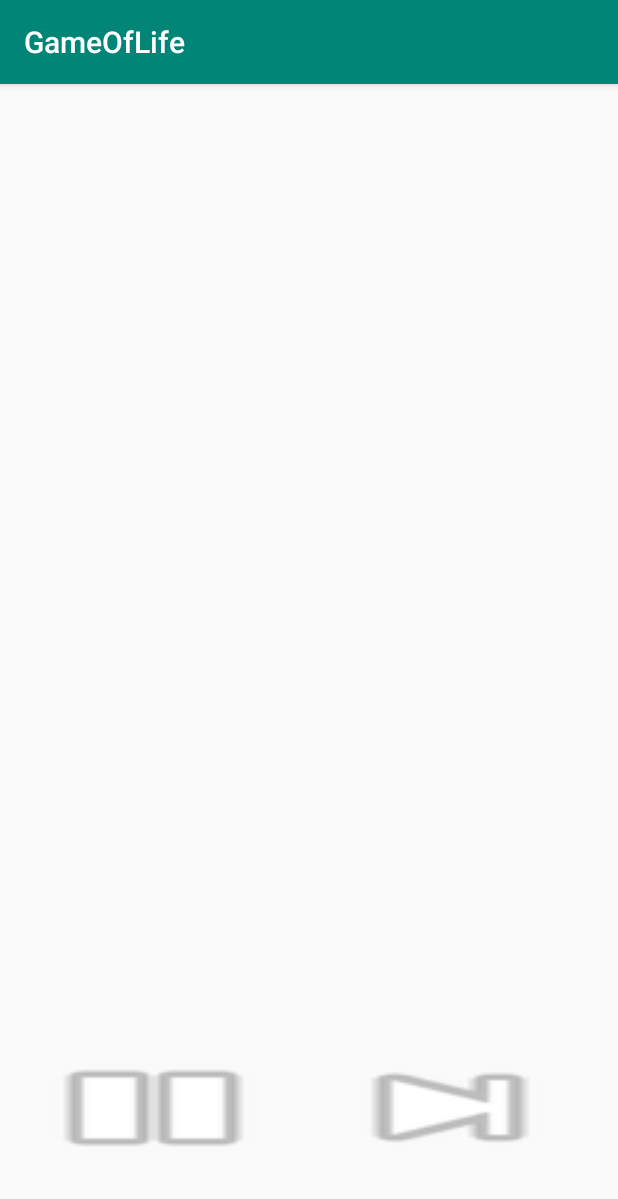
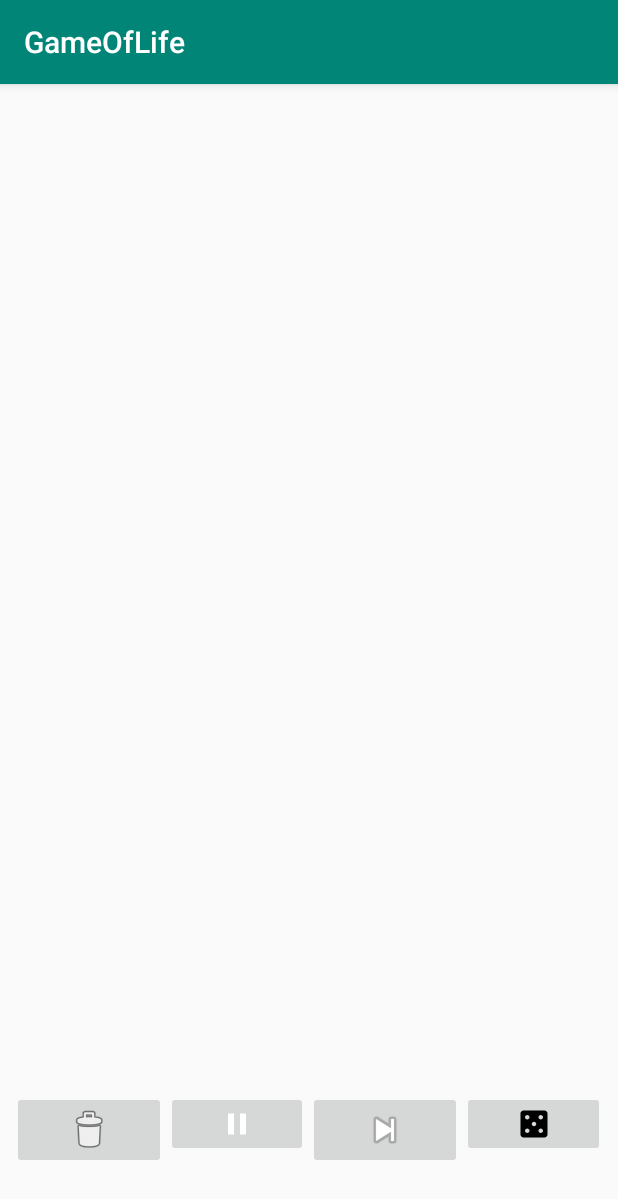
Before and after one commit to sejudav20/GameLivesGameOfLife, an Android app: the screen it shows after launch (MainActivity), after a tap on an icon or button, on a phone screen of 412 x 824 dp. Shown: the top 1199 px of the screen. Run offline under Robolectric (Android 15) with nearby library versions, the phone set to English and light mode, and no system bars; 1 statement that could not run was skipped; 2 other taps on this screen came first.

Commit message:
Added buttons

```diff
--- a/GameOfLife/app/src/main/java/com/example/gameoflife/MainActivity.java
+++ b/GameOfLife/app/src/main/java/com/example/gameoflife/MainActivity.java
@@ -5,16 +5,25 @@ import androidx.recyclerview.widget.RecyclerView;
 
 import android.graphics.Color;
 import android.graphics.drawable.ColorDrawable;
+import android.os.AsyncTask;
 import android.os.Bundle;
 import android.view.View;
 import android.widget.Button;
 import android.widget.GridLayout;
+import android.widget.ImageButton;
+
+import java.util.Random;
 
 public class MainActivity extends AppCompatActivity {
     static RecyclerViewAdapter rva;
-    boolean[][] data = new boolean[100][100];
+    boolean[][] data = new boolean[20][30];
 
-    public static void generationChange(boolean[][] arr) {
+    public static class generationalChange extends AsyncTask<boolean[][], Void, Void> {
+
+
+        @Override
+        protected Void doInBackground(boolean[][]... booleans) {
+            boolean[][] arr = booleans[0];
             for (int i = 0; i < arr.length; i++) {
                 for (int e = 0; e < arr[i].length; e++) {
                     int neighbors = numNeighbors(arr, i, e);
@@ -39,7 +48,11 @@ public class MainActivity extends AppCompatActivity {
             }
             rva.notifyDataSetChanged();
 
+
+            return null;
         }
+    }
+
 
     public static int numNeighbors(boolean[][] arr, int row, int column) {
         int count = 0;
@@ -126,30 +139,70 @@ public class MainActivity extends AppCompatActivity {
         RecyclerView rv = findViewById(R.id.recyclerView);
         rva = new RecyclerViewAdapter(data);
         rv.setAdapter(rva);
-        Button pause = findViewById(R.id.pause);
-        Button next = findViewById(R.id.next);
-        next.setOnClickListener(new View.OnClickListener() {
+        final ImageButton pause = findViewById(R.id.pause);
+        final ImageButton next = findViewById(R.id.next);
+        final ImageButton clear = findViewById(R.id.clear);
+        clear.setOnClickListener(new View.OnClickListener() {
             @Override
             public void onClick(View view) {
-                generationChange(data);
+                for (boolean[] b : data) {
+                    for (boolean bo : b) {
+                        bo = false;
+
+
+                    }
+
+
+                }
             }
         });
-        pause.setOnClickListener(new View.OnClickListener() {
+        final ImageButton random = findViewById(R.id.randomized);
+        random.setOnClickListener(new View.OnClickListener() {
             @Override
             public void onClick(View view) {
+                for (boolean[] b : data) {
+                    for (boolean bo : b) {
+                        Random rand = new Random();
+                        if (rand.nextInt(10) < 3) {
+                            bo = true;
+                        } else {
+                            bo = false;
+                        }
+
+
+                    }
+
+
+                }
+            }
+
+    });
+        next.setOnClickListener(new View.OnClickListener(){
+        @Override
+        public void onClick (View view){
+        new generationalChange().execute(data);
+    }
+    });
+        pause.setOnClickListener(new View.OnClickListener()
+
+    {
+        @Override
+        public void onClick (View view){
         if (play) {
             play = false;
+            pause.setImageDrawable(getDrawable(R.drawable.ic_play_arrow_black_24dp));
+
         } else {
             play = true;
+            pause.setImageDrawable(getDrawable(R.drawable.ic_pause_black_24dp));
+
+
         }
     }
     });
 
 
+}
 
 
 }
-
-
-
-}
--- /dev/null
+++ b/GameOfLife/app/src/main/res/drawable/ic_24px.xml
@@ -0,0 +1,9 @@
+<vector xmlns:android="http://schemas.android.com/apk/res/android"
+    android:width="24dp"
+    android:height="24dp"
+    android:viewportWidth="24"
+    android:viewportHeight="24">
+  <path
+      android:fillColor="#FF000000"
+      android:pathData="M19,3L5,3c-1.1,0 -2,0.9 -2,2v14c0,1.1 0.9,2 2,2h14c1.1,0 2,-0.9 2,-2L21,5c0,-1.1 -0.9,-2 -2,-2zM7.5,18c-0.83,0 -1.5,-0.67 -1.5,-1.5S6.67,15 7.5,15s1.5,0.67 1.5,1.5S8.33,18 7.5,18zM7.5,9C6.67,9 6,8.33 6,7.5S6.67,6 7.5,6 9,6.67 9,7.5 8.33,9 7.5,9zM12,13.5c-0.83,0 -1.5,-0.67 -1.5,-1.5s0.67,-1.5 1.5,-1.5 1.5,0.67 1.5,1.5 -0.67,1.5 -1.5,1.5zM16.5,18c-0.83,0 -1.5,-0.67 -1.5,-1.5s0.67,-1.5 1.5,-1.5 1.5,0.67 1.5,1.5 -0.67,1.5 -1.5,1.5zM16.5,9c-0.83,0 -1.5,-0.67 -1.5,-1.5S15.67,6 16.5,6s1.5,0.67 1.5,1.5S17.33,9 16.5,9z"/>
+</vector>
--- /dev/null
+++ b/GameOfLife/app/src/main/res/drawable/ic_24pxreal.xml
@@ -0,0 +1,9 @@
+<vector xmlns:android="http://schemas.android.com/apk/res/android"
+    android:width="24dp"
+    android:height="24dp"
+    android:viewportWidth="24"
+    android:viewportHeight="24">
+  <path
+      android:fillColor="#FF000000"
+      android:pathData="M19,3L5,3c-1.1,0 -2,0.9 -2,2v14c0,1.1 0.9,2 2,2h14c1.1,0 2,-0.9 2,-2L21,5c0,-1.1 -0.9,-2 -2,-2zM7.5,18c-0.83,0 -1.5,-0.67 -1.5,-1.5S6.67,15 7.5,15s1.5,0.67 1.5,1.5S8.33,18 7.5,18zM7.5,9C6.67,9 6,8.33 6,7.5S6.67,6 7.5,6 9,6.67 9,7.5 8.33,9 7.5,9zM12,13.5c-0.83,0 -1.5,-0.67 -1.5,-1.5s0.67,-1.5 1.5,-1.5 1.5,0.67 1.5,1.5 -0.67,1.5 -1.5,1.5zM16.5,18c-0.83,0 -1.5,-0.67 -1.5,-1.5s0.67,-1.5 1.5,-1.5 1.5,0.67 1.5,1.5 -0.67,1.5 -1.5,1.5zM16.5,9c-0.83,0 -1.5,-0.67 -1.5,-1.5S15.67,6 16.5,6s1.5,0.67 1.5,1.5S17.33,9 16.5,9z"/>
+</vector>
--- /dev/null
+++ b/GameOfLife/app/src/main/res/drawable/ic_pause_black_24dp.xml
@@ -0,0 +1,5 @@
+<vector android:height="24dp" android:tint="#FFFFFF"
+    android:viewportHeight="24.0" android:viewportWidth="24.0"
+    android:width="24dp" xmlns:android="http://schemas.android.com/apk/res/android">
+    <path android:fillColor="#FF000000" android:pathData="M6,19h4L10,5L6,5v14zM14,5v14h4L18,5h-4z"/>
+</vector>
--- /dev/null
+++ b/GameOfLife/app/src/main/res/drawable/ic_play_arrow_black_24dp.xml
@@ -0,0 +1,5 @@
+<vector android:height="24dp" android:tint="#FFFFFF"
+    android:viewportHeight="24.0" android:viewportWidth="24.0"
+    android:width="24dp" xmlns:android="http://schemas.android.com/apk/res/android">
+    <path android:fillColor="#FF000000" android:pathData="M8,5v14l11,-7z"/>
+</vector>
--- a/GameOfLife/app/src/main/res/layout/activity_main.xml
+++ b/GameOfLife/app/src/main/res/layout/activity_main.xml
@@ -40,18 +40,36 @@
         app:layout_constraintStart_toStartOf="parent"
         app:layout_constraintTop_toBottomOf="@+id/recyclerView">
 
-        <Button
+        <ImageButton
+            android:id="@+id/clear"
+            android:layout_width="wrap_content"
+            android:layout_height="wrap_content"
+            android:layout_weight="1"
+            android:src="@android:drawable/ic_menu_delete"
+            tools:src="@android:drawable/ic_menu_delete" />
+
+        <ImageButton
             android:id="@+id/pause"
-            android:layout_width="70dp"
-            android:layout_height="81dp"
+            android:layout_width="wrap_content"
+            android:layout_height="wrap_content"
             android:layout_weight="1"
-            android:background="@android:drawable/ic_media_pause" />
+            android:src="@android:drawable/ic_media_pause"
+            tools:src="@android:drawable/ic_media_pause" />
 
-        <Button
+        <ImageButton
             android:id="@+id/next"
             android:layout_width="wrap_content"
-            android:layout_height="79dp"
+            android:layout_height="wrap_content"
             android:layout_weight="1"
-            android:background="@android:drawable/ic_media_next" />
+            android:src="@android:drawable/ic_media_next"
+            tools:src="@android:drawable/ic_media_next" />
+
+        <ImageButton
+            android:id="@+id/randomized"
+            android:layout_width="wrap_content"
+            android:layout_height="wrap_content"
+            android:layout_weight="1"
+            android:src="@drawable/ic_24pxreal" />
+
     </LinearLayout>
 </androidx.constraintlayout.widget.ConstraintLayout>
```
Lines whose indentation alone changed are shown as unchanged.
